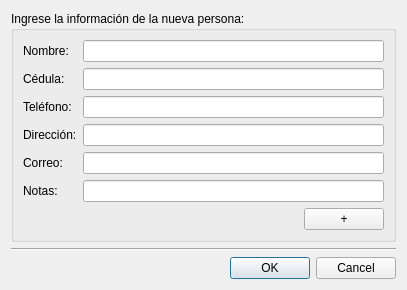
This is AbogadosDesktop/src/gui/uis/nuevaPersona.ui in ehmsoft/Desktop as Qt 5 draws it before an edit. The edited form follows.
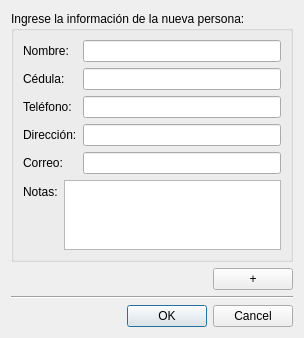
This is the edited form.

Commit message: Se cambia la visualización de las notas

What changed in the file:
```diff
--- a/AbogadosDesktop/src/gui/uis/nuevaPersona.ui
+++ b/AbogadosDesktop/src/gui/uis/nuevaPersona.ui
@@ -6,60 +6,22 @@
    <rect>
     <x>0</x>
     <y>0</y>
-    <width>407</width>
-    <height>250</height>
+    <width>304</width>
+    <height>317</height>
    </rect>
   </property>
-  <property name="sizePolicy">
-   <sizepolicy hsizetype="Preferred" vsizetype="Fixed">
-    <horstretch>0</horstretch>
-    <verstretch>0</verstretch>
-   </sizepolicy>
-  </property>
-  <property name="maximumSize">
-   <size>
-    <width>16777215</width>
-    <height>250</height>
-   </size>
-  </property>
   <property name="windowTitle">
    <string>Nueva persona</string>
   </property>
   <layout class="QGridLayout" name="gridLayout">
-   <item row="3" column="0">
-    <widget class="QDialogButtonBox" name="buttonBox">
-     <property name="orientation">
-      <enum>Qt::Horizontal</enum>
-     </property>
-     <property name="standardButtons">
-      <set>QDialogButtonBox::Cancel|QDialogButtonBox::Ok</set>
-     </property>
-    </widget>
-   </item>
-   <item row="1" column="0">
-    <widget class="Line" name="line">
-     <property name="orientation">
-      <enum>Qt::Horizontal</enum>
-     </property>
-    </widget>
-   </item>
    <item row="0" column="0">
     <widget class="QGroupBox" name="groupBox">
-     <property name="sizePolicy">
-      <sizepolicy hsizetype="Preferred" vsizetype="Fixed">
-       <horstretch>0</horstretch>
-       <verstretch>0</verstretch>
-      </sizepolicy>
-     </property>
      <property name="title">
       <string>Ingrese la información de la nueva persona:</string>
      </property>
-     <layout class="QGridLayout" name="gridLayout_2">
-      <item row="0" column="0">
+     <layout class="QVBoxLayout" name="verticalLayout">
+      <item>
        <layout class="QFormLayout" name="formLayout">
-        <property name="fieldGrowthPolicy">
-         <enum>QFormLayout::ExpandingFieldsGrow</enum>
-        </property>
         <item row="0" column="0">
          <widget class="QLabel" name="lblNombre">
           <property name="text">
@@ -125,8 +87,12 @@
         <item row="4" column="1">
          <widget class="QLineEdit" name="txtCorreo"/>
         </item>
-        <item row="5" column="0">
-         <widget class="QLabel" name="lblNotas">
+       </layout>
+      </item>
+      <item>
+       <layout class="QFormLayout" name="formLayout_2">
+        <item row="0" column="0">
+         <widget class="QLabel" name="label_6">
           <property name="text">
            <string>Notas:</string>
           </property>
@@ -135,30 +101,47 @@
           </property>
          </widget>
         </item>
-        <item row="5" column="1">
-         <widget class="QLineEdit" name="txtNotas"/>
+        <item row="0" column="1">
+         <widget class="QTextEdit" name="txtNotas"/>
         </item>
        </layout>
       </item>
-      <item row="1" column="0">
-       <widget class="QPushButton" name="btnAdd">
-        <property name="sizePolicy">
-         <sizepolicy hsizetype="Fixed" vsizetype="Fixed">
-          <horstretch>0</horstretch>
-          <verstretch>0</verstretch>
-         </sizepolicy>
-        </property>
-        <property name="layoutDirection">
-         <enum>Qt::RightToLeft</enum>
-        </property>
-        <property name="text">
-         <string>+</string>
-        </property>
-       </widget>
-      </item>
      </layout>
     </widget>
    </item>
+   <item row="1" column="0">
+    <widget class="QPushButton" name="btnAdd">
+     <property name="sizePolicy">
+      <sizepolicy hsizetype="Fixed" vsizetype="Fixed">
+       <horstretch>0</horstretch>
+       <verstretch>0</verstretch>
+      </sizepolicy>
+     </property>
+     <property name="layoutDirection">
+      <enum>Qt::RightToLeft</enum>
+     </property>
+     <property name="text">
+      <string>+</string>
+     </property>
+    </widget>
+   </item>
+   <item row="2" column="0">
+    <widget class="Line" name="line">
+     <property name="orientation">
+      <enum>Qt::Horizontal</enum>
+     </property>
+    </widget>
+   </item>
+   <item row="3" column="0">
+    <widget class="QDialogButtonBox" name="buttonBox">
+     <property name="orientation">
+      <enum>Qt::Horizontal</enum>
+     </property>
+     <property name="standardButtons">
+      <set>QDialogButtonBox::Cancel|QDialogButtonBox::Ok</set>
+     </property>
+    </widget>
+   </item>
   </layout>
  </widget>
  <resources/>
```
Left out of the diff: 66 changed lines with no effect on the pictures. The commit also changes 2 other files.
